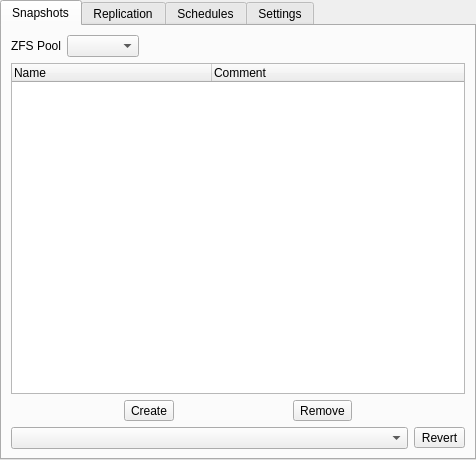
Old version of the form src-qt5/gui_client/pages/page_lp.ui in the repository trueos/sysadm-ui-qt.
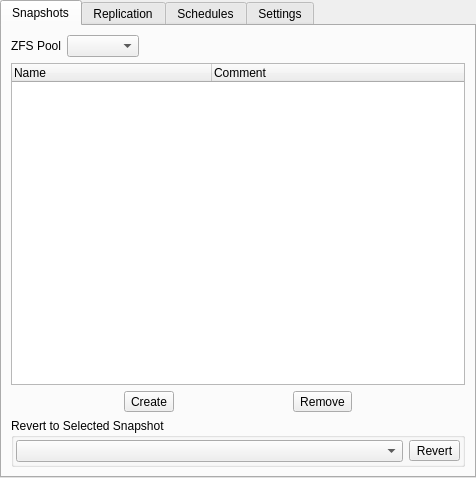
New version of the form. Icons and pictures are not drawn.

Commit message: Couple quick fixes for the Life Preserver page: 1) make the revert options more distinct from the snapshot list 2) Add a timestamp to the default "comment" for any manual snapshots.

Patch:
```diff
--- a/src-qt5/gui_client/pages/page_lp.ui
+++ b/src-qt5/gui_client/pages/page_lp.ui
@@ -7,7 +7,7 @@
     <x>0</x>
     <y>0</y>
     <width>476</width>
-    <height>460</height>
+    <height>478</height>
    </rect>
   </property>
   <property name="windowTitle">
@@ -130,7 +130,23 @@
         </layout>
        </item>
        <item>
-        <layout class="QHBoxLayout" name="horizontalLayout_5">
+        <widget class="QGroupBox" name="group_snap_revert">
+         <property name="title">
+          <string>Revert to Selected Snapshot</string>
+         </property>
+         <layout class="QHBoxLayout" name="horizontalLayout_14">
+          <property name="leftMargin">
+           <number>2</number>
+          </property>
+          <property name="topMargin">
+           <number>2</number>
+          </property>
+          <property name="rightMargin">
+           <number>2</number>
+          </property>
+          <property name="bottomMargin">
+           <number>2</number>
+          </property>
          <item>
           <widget class="QComboBox" name="combo_snap_dataset"/>
          </item>
@@ -161,6 +177,7 @@
           </widget>
          </item>
         </layout>
+        </widget>
        </item>
       </layout>
      </widget>
```
Lines whose indentation alone changed are shown as unchanged. The commit also changes 2 other files.
